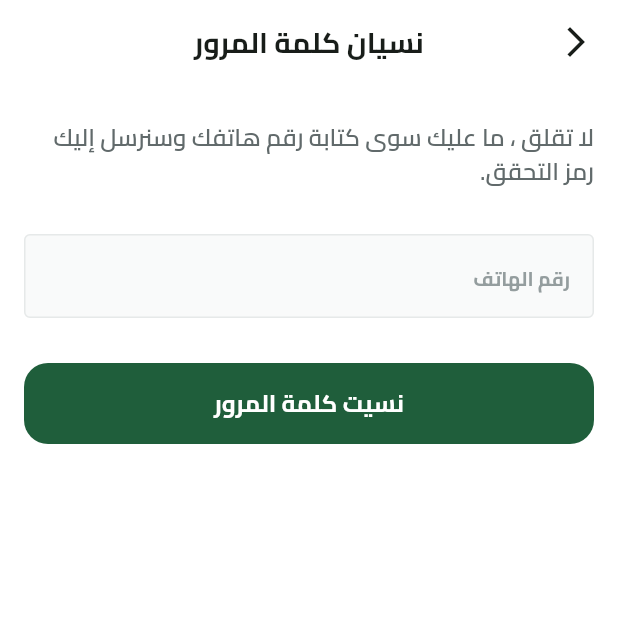
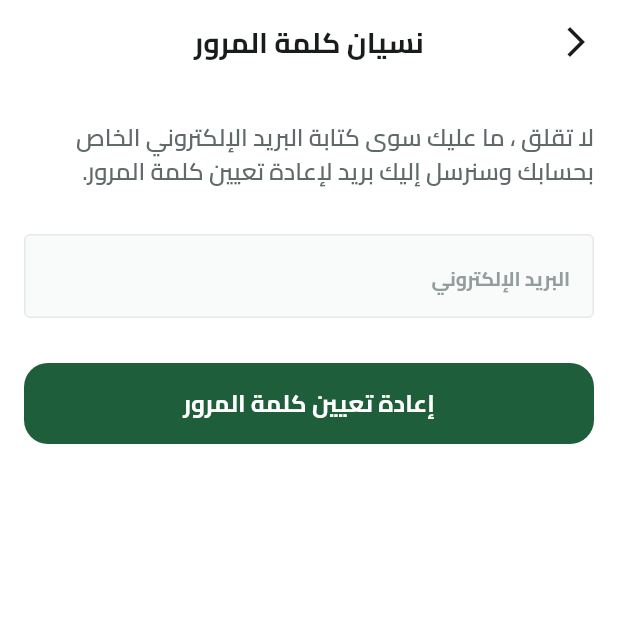
Before and after one commit to ragehh/Fruits-Hub, a Flutter app: the ForgetPasswordView screen opened by its route, on a phone screen of 412 x 824 dp, the top half of it. Run offline on Flutter 3.47's test engine with Material 3 defaults, Android fonts, the phone set to English and light mode, and no system bars; our stand-ins replace bloc, cloud_firestore, dartz, dots_indicator, equatable, firebase_auth and 9 more; missing offline and left inert: flutter_facebook_auth, flutter_paypal_payment, svg_flutter; accounts and stored records are empty; statements that could not run were skipped.

Commit message:
Edited Some Text in Forget Password View Body

```diff
--- a/lib/features/auth/presentation/views/widgets/forget_password_view_body.dart
+++ b/lib/features/auth/presentation/views/widgets/forget_password_view_body.dart
@@ -16,16 +16,16 @@ class ForgetPasswordViewBody extends StatelessWidget {
         children: [
           const SizedBox(height: 24),
           Text(
-            'لا تقلق ، ما عليك سوى كتابة رقم هاتفك وسنرسل إليك رمز التحقق.',
+            'لا تقلق ، ما عليك سوى كتابة البريد الإلكتروني الخاص بحسابك وسنرسل إليك بريد لإعادة تعيين كلمة المرور.',
             style: TextStyles.semiBold16.copyWith(color: Color(0xFF616A6B)),
           ),
           const SizedBox(height: 30),
           const CustomTextFormField(
-            hintText: 'رقم الهاتف',
+            hintText: 'البريد الإلكتروني',
             textInputType: TextInputType.phone,
           ),
           const SizedBox(height: 30),
-          CustomButton(onPressed: () {}, text: 'نسيت كلمة المرور'),
+          CustomButton(onPressed: () {}, text: 'إعادة تعيين كلمة المرور'),
         ],
       ),
     );
```
